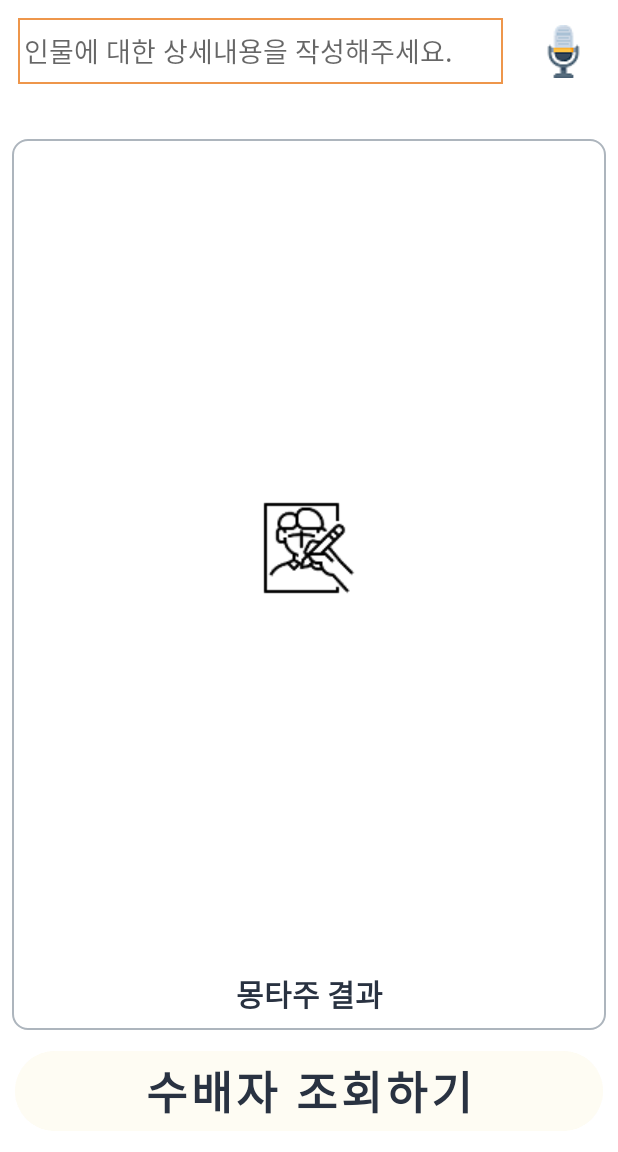
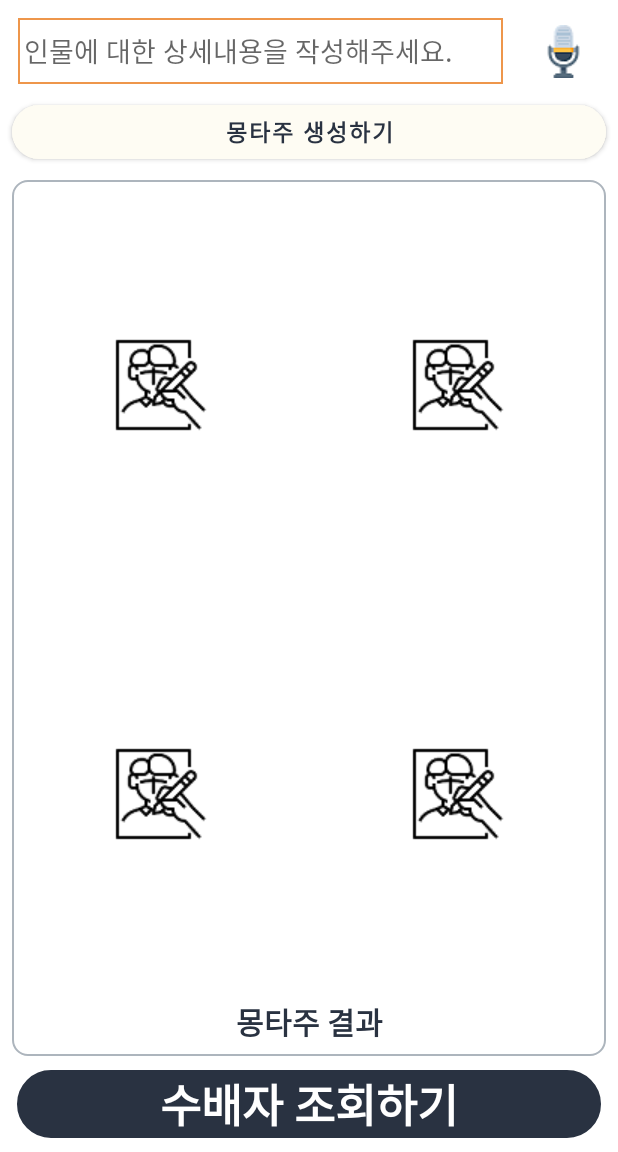
Before and after one commit to eunjeean/project_catchface_app, an Android app: the MonFaceActivity screen opened directly, with no data from a screen before it, on a phone screen of 412 x 824 dp, the part 84-1236 px from its top. Run offline under Robolectric (Android 15) with nearby library versions, the phone set to English and light mode, and no system bars.

Commit message:
1. 페이지 수정

```diff
--- a/app/src/main/res/layout/activity_mon_face.xml
+++ b/app/src/main/res/layout/activity_mon_face.xml
@@ -101,13 +101,29 @@
 
         </LinearLayout>
 
-        <TextView
-            android:id="@+id/textView"
+<!--        <TextView-->
+<!--            android:id="@+id/textView"-->
+<!--            android:layout_width="match_parent"-->
+<!--            android:layout_height="wrap_content"-->
+<!--            android:layout_margin="4dp"-->
+<!--            android:textSize="12dp"-->
+<!--            android:gravity="start"-->
+<!--            app:layout_constraintEnd_toEndOf="@+id/linearLayout"-->
+<!--            app:layout_constraintStart_toStartOf="@+id/linearLayout"-->
+<!--            app:layout_constraintTop_toBottomOf="@+id/linearLayout" />-->
+
+        <Button
+            android:id="@+id/makeMon_btn"
             android:layout_width="match_parent"
             android:layout_height="wrap_content"
-            android:layout_margin="4dp"
-            android:textSize="12dp"
-            android:gravity="start"
+            android:backgroundTint="@color/subGray"
+            android:text="몽타주 생성하기"
+            android:textColor="@color/mainNavy"
+            android:textSize="15sp"
+            android:textStyle="bold"
+            app:cornerRadius="30dp"
+            android:layout_marginLeft="8dp"
+            android:layout_marginRight="8dp"
             app:layout_constraintEnd_toEndOf="@+id/linearLayout"
             app:layout_constraintStart_toStartOf="@+id/linearLayout"
             app:layout_constraintTop_toBottomOf="@+id/linearLayout" />
@@ -118,21 +134,64 @@
             android:layout_height="0dp"
             android:orientation="vertical"
             app:layout_constraintBottom_toTopOf="@+id/make_btn"
-            android:weightSum="5"
+            android:weightSum="3"
             android:layout_margin="8dp"
             android:background="@drawable/btn_sub_border"
             app:layout_constraintEnd_toEndOf="@+id/linearLayout"
             app:layout_constraintStart_toStartOf="@+id/linearLayout"
-            app:layout_constraintTop_toBottomOf="@+id/textView">
+            app:layout_constraintTop_toBottomOf="@+id/makeMon_btn">
+
+            <LinearLayout
+                android:layout_width="match_parent"
+                android:layout_height="wrap_content"
+                android:layout_weight="1.5"
+                android:weightSum="2"
+                android:orientation="horizontal">
 
             <ImageButton
-                android:id="@+id/monMake_btn"
+                android:id="@+id/monMake1_btn"
+                android:layout_width="match_parent"
+                android:layout_height="match_parent"
+                android:layout_margin="8dp"
+                android:layout_weight="1"
+                android:backgroundTint="@color/white"
+                app:srcCompat="@drawable/icon_drawing" />
+
+                <ImageButton
+                    android:id="@+id/monMake2_btn"
+                    android:layout_width="match_parent"
+                    android:layout_height="match_parent"
+                    android:layout_margin="8dp"
+                    android:layout_weight="1"
+                    android:backgroundTint="@color/white"
+                    app:srcCompat="@drawable/icon_drawing" />
+            </LinearLayout>
+
+            <LinearLayout
                 android:layout_width="match_parent"
                 android:layout_height="wrap_content"
-                android:layout_margin="8dp"
-                android:layout_weight="4.8"
-                android:backgroundTint="@color/white"
-                app:srcCompat="@drawable/icon_drawing" />
+                android:layout_weight="1.5"
+                android:weightSum="2"
+                android:orientation="horizontal">
+
+                <ImageButton
+                    android:id="@+id/monMake3_btn"
+                    android:layout_width="match_parent"
+                    android:layout_height="match_parent"
+                    android:layout_margin="8dp"
+                    android:layout_weight="1"
+                    android:backgroundTint="@color/white"
+                    app:srcCompat="@drawable/icon_drawing" />
+
+                <ImageButton
+                    android:id="@+id/monMake4_btn"
+                    android:layout_width="match_parent"
+                    android:layout_height="match_parent"
+                    android:layout_margin="8dp"
+                    android:layout_weight="1"
+                    android:backgroundTint="@color/white"
+                    app:srcCompat="@drawable/icon_drawing" />
+            </LinearLayout>
 
             <TextView
                 android:id="@+id/textView7"
@@ -143,12 +202,13 @@
                 android:textSize="20dp"
                 android:textStyle="bold"
                 android:textColor="@color/mainNavy"
+                android:layout_marginBottom="8dp"
                 android:layout_weight="0.2"/>
 
 
         </LinearLayout>
 
-        <Button
+        <androidx.appcompat.widget.AppCompatButton
             android:id="@+id/make_btn"
             android:layout_width="match_parent"
             android:layout_height="wrap_content"
@@ -157,8 +217,8 @@
             android:layout_marginRight="10dp"
             android:layout_marginBottom="8dp"
             android:text="수배자 조회하기"
-            android:backgroundTint="@color/subGray"
-            android:textColor="@color/mainNavy"
+            android:background="@drawable/btn_main_border"
+            android:textColor="@color/white"
             android:textStyle="bold"
             android:textSize="30sp"
             app:cornerRadius="30dp"
```
Also changed, not shown: app/src/main/java/com/example/fersonaapplication/ReportActivity.java (+10 -10 lines), app/src/main/res/layout/activity_mon_face_list.xml (+11 -9 lines), app/src/main/res/layout/activity_report.xml (+31 -31 lines).
